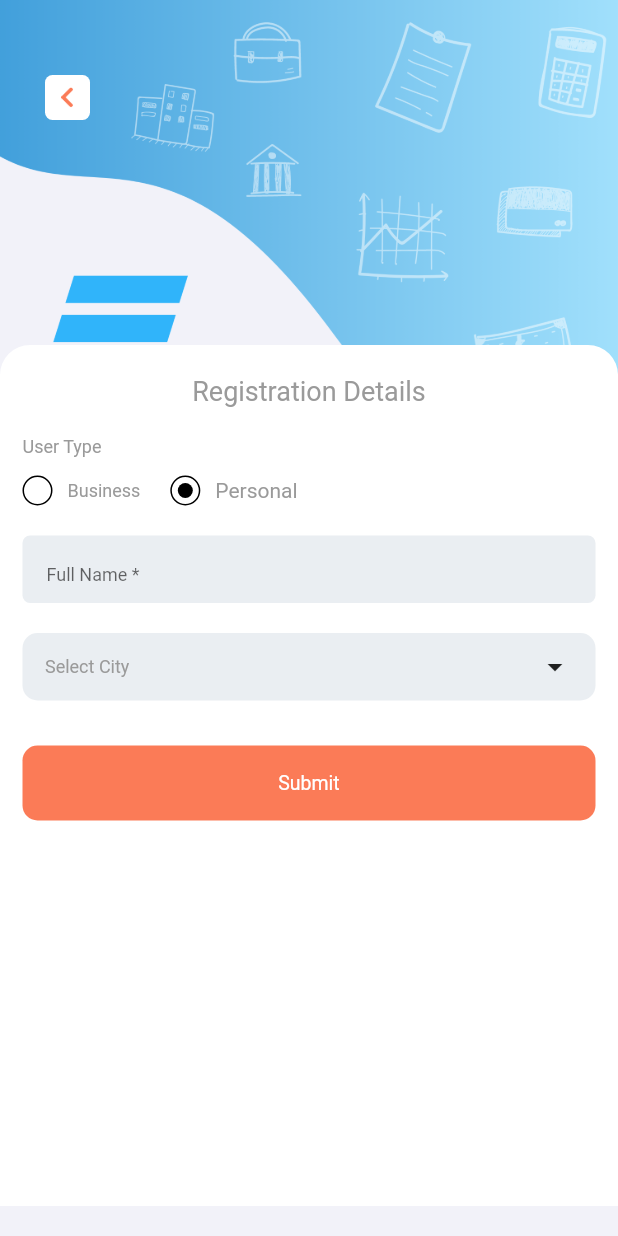
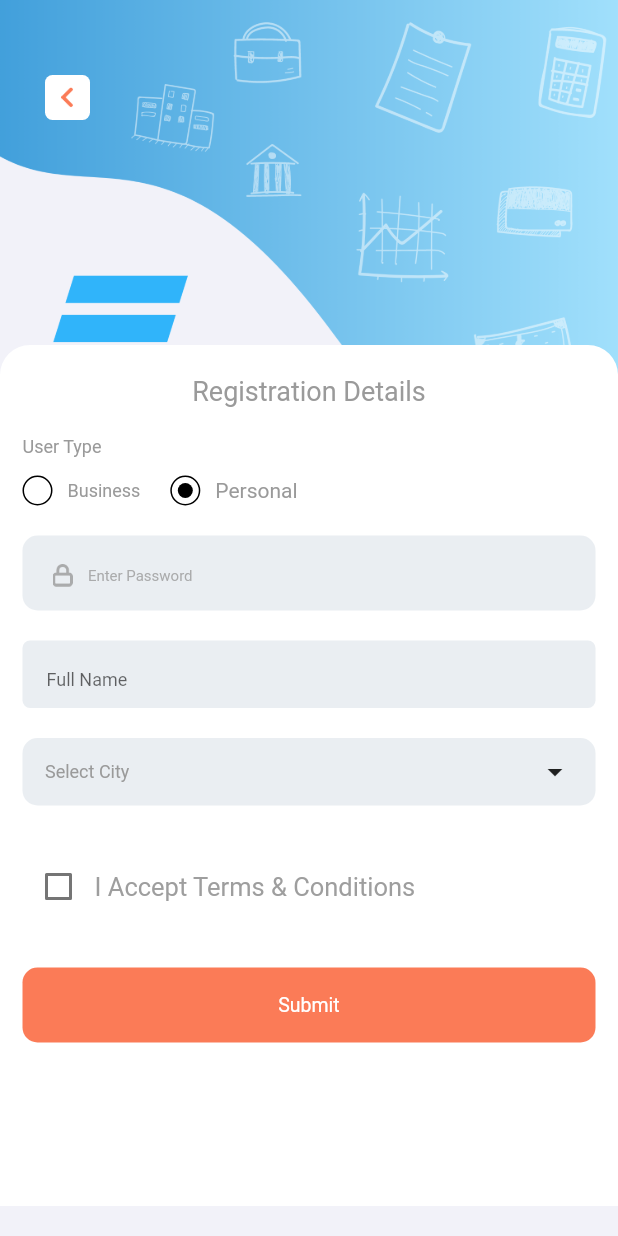
Before and after one commit to abohanzala/sarf, a Flutter app: the RegistrationDetails screen opened by its route, after a tap on "Personal", on a phone screen of 412 x 824 dp. Run offline on Flutter 3.47's test engine with Material 2 defaults, Android fonts, the light colour scheme and no system bars; our stand-ins replace bot_toast, dio, flutter_screenutil, flutter_spinkit, get, get_storage and 1 more; accounts and stored records are empty; Roboto replaces fonts that are missing (bold, medium, regular).

Commit message:
localize auth

```diff
--- a/lib/locale/locale_strings.dart
+++ b/lib/locale/locale_strings.dart
@@ -45,7 +45,8 @@ class LocaleString extends Translations {
           "In Process Development":"In Process Development",
           "Upload Image":"Upload Image",
           "(Optional)":"(Optional)",
-          "Submit":"Submit"
+          "Submit":"Submit",
+          "Full Name":"Full Name"
 
         },
         'ar_SA': {},
--- a/lib/src/Auth/LoginScreen.dart
+++ b/lib/src/Auth/LoginScreen.dart
@@ -204,7 +204,7 @@ class _LoginScreenState extends State<LoginScreen> {
             flagsButtonPadding: EdgeInsets.only(left: 10),
             onChanged: (number) {
               phone.text = number.completeNumber;
-              loginController.phone.text=phone.text;
+              loginController.phone.text = phone.text;
               print(
                   'This is my phoneNumber===============${loginController.phone}');
             },
@@ -212,7 +212,7 @@ class _LoginScreenState extends State<LoginScreen> {
             onCountryChanged: (country) {
               // loginController.phone.text = phone.text.toString();
 
-            //  setState(() => countryName = country.code);
+              //  setState(() => countryName = country.code);
             },
             decoration: InputDecoration(
               border: InputBorder.none,
@@ -310,8 +310,9 @@ class _LoginScreenState extends State<LoginScreen> {
       ),
       child: InkWell(
         onTap: () {
+          //  Get.toNamed(RoutesName.Base);
           print(
-              'This is my phoneNumber===============${loginController.phone}');
+              'This is my phoneNumber before apiCall===============${loginController.phone}');
           if (loginController.loginFormKey.currentState!.validate()) {
             loginController.login();
           }
--- a/lib/src/Auth/registration.dart
+++ b/lib/src/Auth/registration.dart
@@ -83,8 +83,6 @@ class _RegistrationState extends State<Registration> {
           children: [
             buildRegisterText(),
             buildPhonefield(),
-            buildPasswordField(),
-            buildAgreeToTermsAndConditionsBox(),
             buildNextButton(),
           ],
         ),
@@ -190,7 +188,7 @@ class _RegistrationState extends State<Registration> {
   }
 
   buildPhonefield() {
-    return Material(
+    return Form(
       child: Row(
         children: [
           Expanded(
--- a/lib/src/Auth/registration_details.dart
+++ b/lib/src/Auth/registration_details.dart
@@ -19,10 +19,13 @@ class RegistrationDetails extends StatefulWidget {
 
 class _RegistrationDetailsState extends State<RegistrationDetails> {
   TextEditingController companyNameController = TextEditingController();
+  FocusNode searchFieldNode = FocusNode();
   bool business = true;
   bool personal = false;
   bool onlineBusiness = true;
   bool offlineBusiness = false;
+  bool checkBox = false;
+
   @override
   Widget build(BuildContext context) {
     return Scaffold(
@@ -111,6 +114,7 @@ class _RegistrationDetailsState extends State<RegistrationDetails> {
         children: [
           buildUserTypeText(),
           buildUserTypeOptions(),
+          buildPasswordField(),
           business ? buildCompanyNameField() : buildFullNameField(),
           buildSelectCityDropDown(),
           business ? buildTypeDropDown() : Container(),
@@ -123,7 +127,73 @@ class _RegistrationDetailsState extends State<RegistrationDetails> {
           business ? buildWebsiteField() : Container(),
           offlineBusiness ? buildLocationButton() : Container(),
           business ? buildUploadImage() : Container(),
+          buildAgreeToTermsAndConditionsBox(),
           buildSubmitButton()
+        ],
+      ),
+    );
+  }
+
+  buildAgreeToTermsAndConditionsBox() {
+    return Container(
+      margin: EdgeInsets.only(top: 30),
+      child: Row(
+        children: <Widget>[
+          Checkbox(
+            checkColor: Colors.white,
+            activeColor: Color(0xFF2C313E),
+            value: this.checkBox,
+            onChanged: (bool? value) {
+              setState(() {
+                this.checkBox = value!;
+              });
+            },
+          ),
+          Text(
+            'I Accept'.tr,
+            style: TextStyle(fontSize: 17, color: Colors.grey),
+          ),
+          InkWell(
+            onTap: () {},
+            child: Text(
+              ' Terms & Conditions'.tr,
+              style: TextStyle(
+                color: Colors.grey,
+                fontSize: 17,
+              ),
+            ),
+          ),
+        ], //<Widget>[]
+      ),
+    );
+  }
+
+  Widget buildPasswordField() {
+    return Container(
+      margin: EdgeInsets.only(top: 20),
+      height: 50,
+      width: MediaQuery.of(context).size.width,
+      decoration: BoxDecoration(
+          borderRadius: BorderRadius.circular(10), color: Color(0xFFEAEEF2)),
+      child: Row(
+        children: [
+          Container(
+              margin: EdgeInsets.only(left: 20, right: 10, top: 3),
+              child: Image.asset('assets/images/passwordIcon.png',
+                  height: 15, color: Color(0xFF9A9A9A).withOpacity(0.8))),
+          Expanded(
+            child: TextField(
+              focusNode: searchFieldNode,
+              keyboardType: TextInputType.emailAddress,
+              decoration: InputDecoration(
+                  hintText: 'Enter Password'.tr,
+                  hintStyle: TextStyle(
+                      fontSize: 10,
+                      fontFamily: 'medium',
+                      color: Color(0xFF9A9A9A).withOpacity(0.8)),
+                  border: InputBorder.none),
+            ),
+          )
         ],
       ),
     );
@@ -458,7 +528,7 @@ class _RegistrationDetailsState extends State<RegistrationDetails> {
       margin: EdgeInsets.only(top: 20),
       child: customTextField(
           hintTextSize: 12,
-          hintText: 'Full Name *',
+          hintText: 'Full Name'.tr,
           controller: companyNameController,
           color: R.colors.lightGrey,
           height: 45,
```
